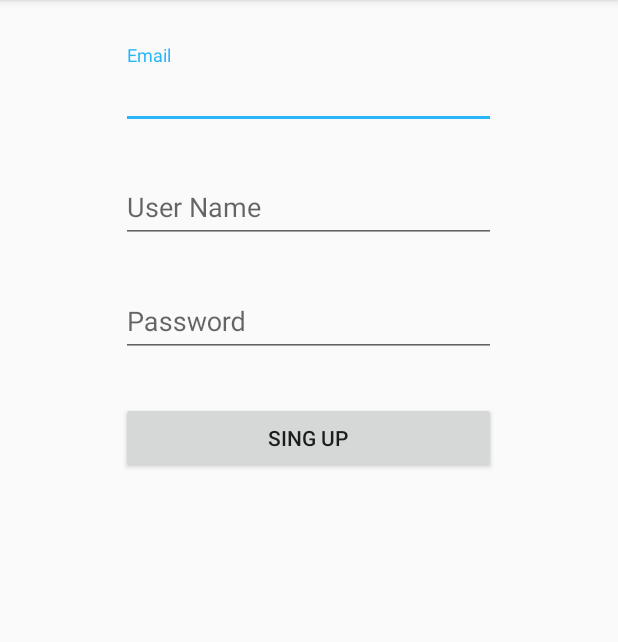
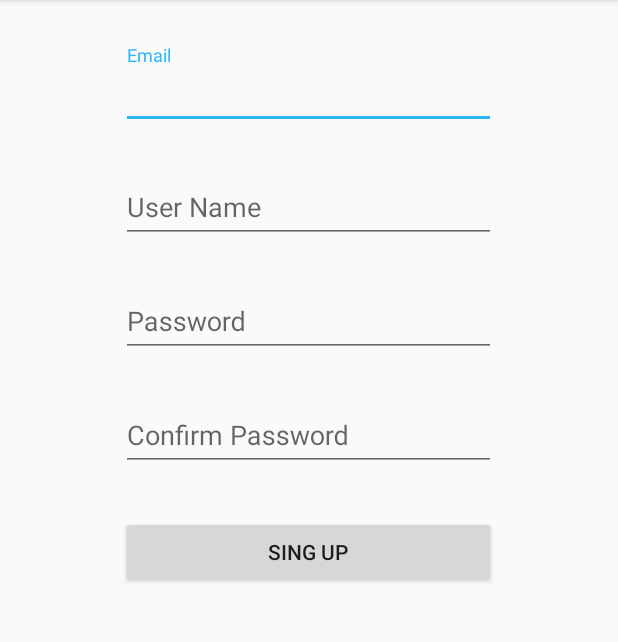
Before and after one commit to AleksandrAleksandrov/GroupTracker, an Android app: the CreateNewAccountActivity screen opened directly, with no data from a screen before it, on a phone screen of 412 x 824 dp, the part 84-726 px from its top. Run offline under Robolectric (Android 15) with nearby library versions, the phone set to English and light mode, and no system bars.

Commit message:
added create new account functionality

```diff
--- a/app/src/main/java/location/share/com/aleksandr/aleksandrov/sharelocation/Res.java
+++ b/app/src/main/java/location/share/com/aleksandr/aleksandrov/sharelocation/Res.java
@@ -10,6 +10,7 @@ public class Res {
     public static final String GET_OBJECT_INFO = "//grouptracker.pp.ua/api/getobjinfo?";
     // get my information.
     public static final String GET_MY_INFO = "//grouptracker.pp.ua/api/getmyinfo?";
+    public static final String SING_UP = "//grouptracker.pp.ua/api/singup?";
 
     public static final String LOGIN = "//grouptracker.pp.ua/api/login";
     public static final String ID = "id";
@@ -21,6 +22,8 @@ public class Res {
     public static final String SPEED = "sp";
     public static final String TOKEN = "token";
     public static final String USER_NAME = "un";
+    public static final String PASSWORD = "password";
+    public static final String CONFIRM_PASSWORD = "confirmPassword";
     // Aleksandrov 6
     // Sliachtitskiy 2
     // Luba 15
--- a/app/src/main/res/layout/create_new_account_activity.xml
+++ b/app/src/main/res/layout/create_new_account_activity.xml
@@ -60,6 +60,24 @@
 
         </android.support.design.widget.TextInputLayout>
 
+        <android.support.design.widget.TextInputLayout
+
+            android:layout_marginBottom="10dp"
+            android:layout_marginTop="10dp"
+            android:layout_gravity="center_horizontal"
+            android:id="@+id/input_layout_confirm_password_create_new_account"
+            android:layout_width="match_parent"
+            android:layout_height="wrap_content">
+
+            <EditText
+                android:id="@+id/edit_text_input_confirm_password_create_new_account"
+                android:layout_width="match_parent"
+                android:layout_height="wrap_content"
+                android:inputType="textPassword"
+                android:hint="@string/hint_confirm_password" />
+
+        </android.support.design.widget.TextInputLayout>
+
         <Button
             android:layout_marginBottom="20dp"
             android:layout_marginTop="20dp"
--- a/app/src/main/res/values/strings.xml
+++ b/app/src/main/res/values/strings.xml
@@ -32,6 +32,7 @@
     <string name="create_a_new_account">Create a new account</string>
     <string name="hint_nick_name">User Name</string>
     <string name="hint_password">Password</string>
+    <string name="hint_confirm_password">Confirm Password</string>
 
     <string name="speed">Speed</string>
     <string name="km_per_hour">km/h</string>
```
Also changed, not shown: app/src/main/java/location/share/com/aleksandr/aleksandrov/sharelocation/activities/AuthorizationActivity.java (+45 -36 lines), app/src/main/java/location/share/com/aleksandr/aleksandrov/sharelocation/activities/Communication.java (added, +71 -0 lines), app/src/main/java/location/share/com/aleksandr/aleksandrov/sharelocation/activities/CreateNewAccountActivity.java (+92 -15 lines), 2 other files.
